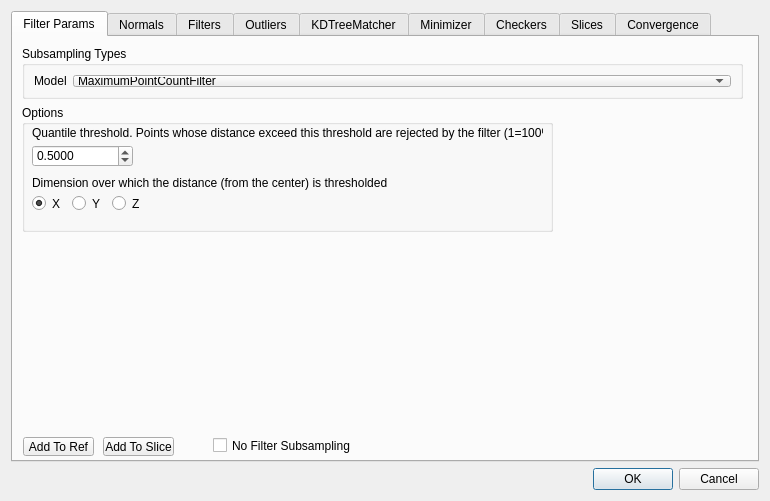
Before: the Qt Designer form plugins/core/Standard/qLibpointmatcher/ui/LibpointmatcherConvergenceDialog.ui in dagata-mining/CloudCompare, drawn with Qt 5.
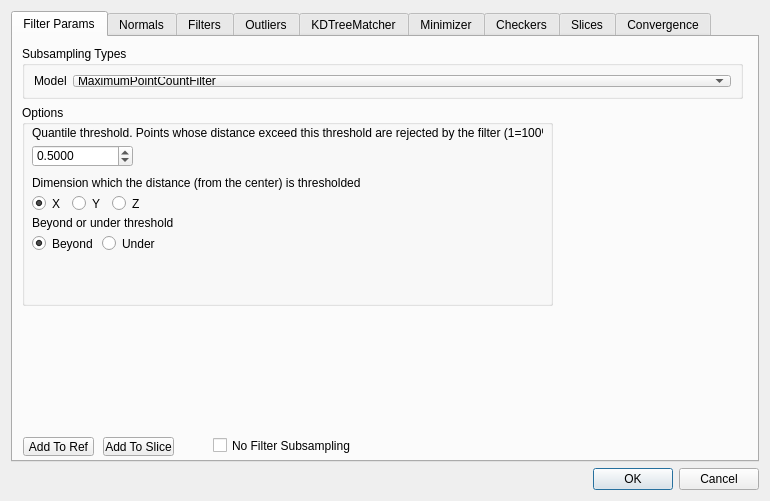
After: the same form once the commit is applied. The open tabs and pages were chosen to show the change. Icons and pictures are not drawn.

```diff
--- a/plugins/core/Standard/qLibpointmatcher/ui/LibpointmatcherConvergenceDialog.ui
+++ b/plugins/core/Standard/qLibpointmatcher/ui/LibpointmatcherConvergenceDialog.ui
@@ -475,7 +475,7 @@
            <x>0</x>
            <y>0</y>
            <width>531</width>
-           <height>127</height>
+           <height>201</height>
           </rect>
          </property>
          <property name="title">
@@ -532,7 +532,7 @@
            </rect>
           </property>
           <property name="text">
-           <string>Dimension over which the distance (from the center) is thresholded</string>
+           <string>Dimension which the distance (from the center) is thresholded</string>
           </property>
          </widget>
          <widget class="QRadioButton" name="dimY_Quantile">
@@ -586,6 +586,54 @@
            <string notr="true">buttonGroup_3</string>
           </attribute>
          </widget>
+         <widget class="QRadioButton" name="beyondQuantile">
+          <property name="geometry">
+           <rect>
+            <x>10</x>
+            <y>130</y>
+            <width>71</width>
+            <height>17</height>
+           </rect>
+          </property>
+          <property name="text">
+           <string>Beyond</string>
+          </property>
+          <property name="checked">
+           <bool>true</bool>
+          </property>
+          <attribute name="buttonGroup">
+           <string notr="true">buttonGroup_9</string>
+          </attribute>
+         </widget>
+         <widget class="QRadioButton" name="underQuantile">
+          <property name="geometry">
+           <rect>
+            <x>80</x>
+            <y>130</y>
+            <width>61</width>
+            <height>17</height>
+           </rect>
+          </property>
+          <property name="text">
+           <string>Under</string>
+          </property>
+          <attribute name="buttonGroup">
+           <string notr="true">buttonGroup_9</string>
+          </attribute>
+         </widget>
+         <widget class="QLabel" name="dimQuantileTitle_2">
+          <property name="geometry">
+           <rect>
+            <x>10</x>
+            <y>110</y>
+            <width>371</width>
+            <height>16</height>
+           </rect>
+          </property>
+          <property name="text">
+           <string>Beyond or under threshold</string>
+          </property>
+         </widget>
         </widget>
        </widget>
        <widget class="QWidget" name="RandomSamplingFilter">
```
Left out of the diff: 13 changed lines with no effect on the pictures.
